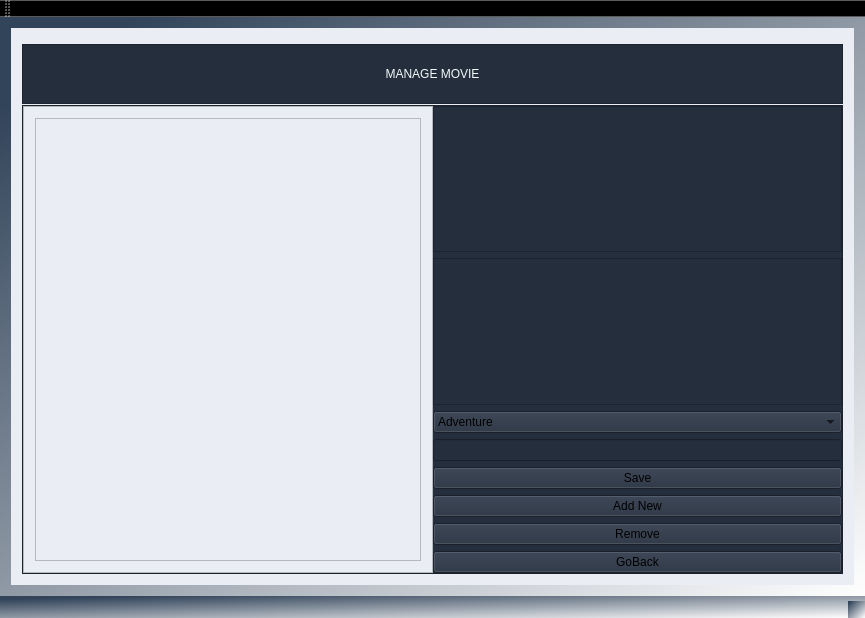
This is MovieTicketManagementSystem/MainWindow.ui in ZuzannaZawartka/movie-ticket-management-system as Qt 5 draws it before an edit. The edited form follows.
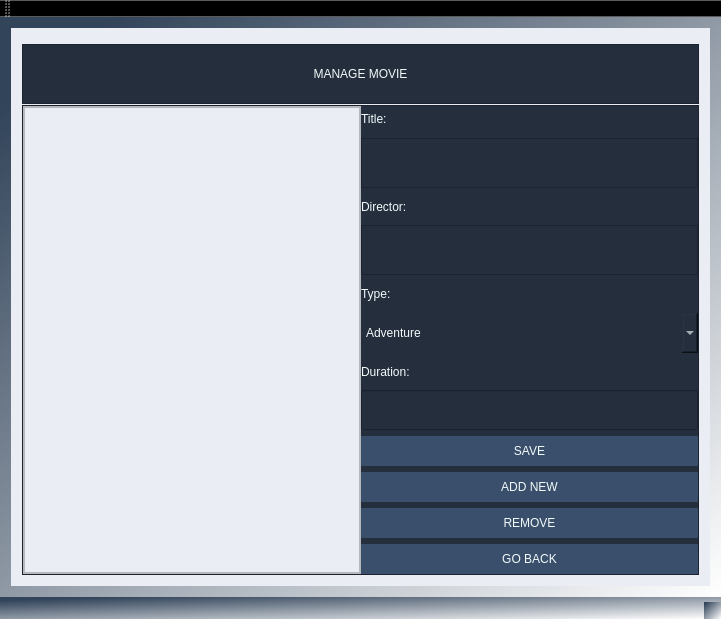
This is the edited form. The open tabs and pages were chosen to show the change.

Commit message: refactor: added some stylesheets to Manage Movie window

What changed in the file:
```diff
--- a/MovieTicketManagementSystem/MainWindow.ui
+++ b/MovieTicketManagementSystem/MainWindow.ui
@@ -6,8 +6,8 @@
    <rect>
     <x>0</x>
     <y>0</y>
-    <width>865</width>
-    <height>618</height>
+    <width>721</width>
+    <height>619</height>
    </rect>
   </property>
   <property name="windowTitle">
@@ -440,10 +440,31 @@
               <enum>QFrame::Shadow::Raised</enum>
              </property>
              <layout class="QVBoxLayout" name="verticalLayout_2">
+              <property name="spacing">
+               <number>0</number>
+              </property>
+              <property name="leftMargin">
+               <number>0</number>
+              </property>
+              <property name="topMargin">
+               <number>0</number>
+              </property>
+              <property name="rightMargin">
+               <number>0</number>
+              </property>
+              <property name="bottomMargin">
+               <number>0</number>
+              </property>
               <item>
                <layout class="QVBoxLayout" name="verticalLayout_4">
                 <item>
-                 <widget class="QTableWidget" name="manageMovieTableWidget"/>
+                 <widget class="QTableWidget" name="manageMovieTableWidget">
+                  <property name="styleSheet">
+                   <string notr="true">font: 900 12pt &quot;Source Sans Pro Black&quot;;
+color: rgb(36, 46, 61);
+</string>
+                  </property>
+                 </widget>
                 </item>
                </layout>
               </item>
@@ -456,13 +477,104 @@
            <item>
             <layout class="QVBoxLayout" name="verticalLayout_23">
              <item>
-              <widget class="QTextEdit" name="textTitleEdit"/>
+              <widget class="QLabel" name="titleLabel_2">
+               <property name="styleSheet">
+                <string notr="true">font: 900 10pt &quot;Source Sans Pro Black&quot;;
+color: rgb(243, 250, 250);
+background-color: rgb(36, 46, 61);</string>
+               </property>
+               <property name="text">
+                <string>Title:</string>
+               </property>
+              </widget>
              </item>
              <item>
-              <widget class="QTextEdit" name="textDirectorEdit"/>
+              <widget class="QTextEdit" name="textTitleEdit">
+               <property name="sizePolicy">
+                <sizepolicy hsizetype="Preferred" vsizetype="Preferred">
+                 <horstretch>0</horstretch>
+                 <verstretch>0</verstretch>
+                </sizepolicy>
+               </property>
+               <property name="minimumSize">
+                <size>
+                 <width>0</width>
+                 <height>50</height>
+                </size>
+               </property>
+               <property name="maximumSize">
+                <size>
+                 <width>16777215</width>
+                 <height>50</height>
+                </size>
+               </property>
+              </widget>
+             </item>
+             <item>
+              <widget class="QLabel" name="DirectorLabel">
+               <property name="styleSheet">
+                <string notr="true">font: 900 10pt &quot;Source Sans Pro Black&quot;;
+color: rgb(243, 250, 250);
+background-color: rgb(36, 46, 61);</string>
+               </property>
+               <property name="text">
+                <string>Director:</string>
+               </property>
+              </widget>
+             </item>
+             <item>
+              <widget class="QTextEdit" name="textDirectorEdit">
+               <property name="sizePolicy">
+                <sizepolicy hsizetype="Preferred" vsizetype="Preferred">
+                 <horstretch>0</horstretch>
+                 <verstretch>0</verstretch>
+                </sizepolicy>
+               </property>
+               <property name="minimumSize">
+                <size>
+                 <width>0</width>
+                 <height>50</height>
+                </size>
+               </property>
+               <property name="maximumSize">
+                <size>
+                 <width>16777215</width>
+                 <height>50</height>
+                </size>
+               </property>
+              </widget>
+             </item>
+             <item>
+              <widget class="QLabel" name="TypeLabel">
+               <property name="styleSheet">
+                <string notr="true">font: 900 10pt &quot;Source Sans Pro Black&quot;;
+color: rgb(243, 250, 250);
+background-color: rgb(36, 46, 61);</string>
+               </property>
+               <property name="text">
+                <string>Type:</string>
+               </property>
+              </widget>
              </item>
              <item>
               <widget class="QComboBox" name="chooseMovieTypeBox">
+               <property name="minimumSize">
+                <size>
+                 <width>0</width>
+                 <height>40</height>
+                </size>
+               </property>
+               <property name="maximumSize">
+                <size>
+                 <width>16777215</width>
+                 <height>40</height>
+                </size>
+               </property>
+               <property name="styleSheet">
+                <string notr="true">color: rgb(243, 250, 250);
+font: 10pt &quot;Franklin Gothic Demi&quot;;
+border-radius: 1px;</string>
+               </property>
                <item>
                 <property name="text">
                  <string>Adventure</string>
@@ -481,33 +593,112 @@
               </widget>
              </item>
              <item>
-              <widget class="QLineEdit" name="timeDurationLineEdit"/>
+              <widget class="QLabel" name="DurationLabel">
+               <property name="styleSheet">
+                <string notr="true">font: 900 10pt &quot;Source Sans Pro Black&quot;;
+color: rgb(243, 250, 250);
+background-color: rgb(36, 46, 61);</string>
+               </property>
+               <property name="text">
+                <string>Duration:</string>
+               </property>
+              </widget>
+             </item>
+             <item>
+              <widget class="QLineEdit" name="timeDurationLineEdit">
+               <property name="minimumSize">
+                <size>
+                 <width>0</width>
+                 <height>40</height>
+                </size>
+               </property>
+               <property name="maximumSize">
+                <size>
+                 <width>16777215</width>
+                 <height>40</height>
+                </size>
+               </property>
+              </widget>
              </item>
              <item>
               <widget class="QPushButton" name="saveMovieButton">
+               <property name="minimumSize">
+                <size>
+                 <width>0</width>
+                 <height>30</height>
+                </size>
+               </property>
+               <property name="maximumSize">
+                <size>
+                 <width>16777215</width>
+                 <height>30</height>
+                </size>
+               </property>
+               <property name="styleSheet">
+                <string notr="true">color: rgb(243, 250, 250);
+font: 10pt &quot;Franklin Gothic Demi&quot;;
+background-color: rgb(57, 79, 107);
+border-radius: 1px;</string>
+               </property>
                <property name="text">
-                <string>Save</string>
+                <string>SAVE</string>
                </property>
               </widget>
              </item>
              <item>
               <widget class="QPushButton" name="addMovieToDatabase">
+               <property name="minimumSize">
+                <size>
+                 <width>0</width>
+                 <height>30</height>
+                </size>
+               </property>
+               <property name="styleSheet">
+                <string notr="true">color: rgb(243, 250, 250);
+font: 10pt &quot;Franklin Gothic Demi&quot;;
+background-color: rgb(57, 79, 107);
+border-radius: 1px;</string>
+               </property>
                <property name="text">
-                <string>Add New</string>
+                <string>ADD NEW</string>
                </property>
               </widget>
              </item>
              <item>
               <widget class="QPushButton" name="removeMovieButon">
+               <property name="minimumSize">
+                <size>
+                 <width>0</width>
+                 <height>30</height>
+                </size>
+               </property>
+               <property name="styleSheet">
+                <string notr="true">color: rgb(243, 250, 250);
+font: 10pt &quot;Franklin Gothic Demi&quot;;
+background-color: rgb(57, 79, 107);
+border-radius: 1px;</string>
+               </property>
                <property name="text">
-                <string>Remove</string>
+                <string>REMOVE</string>
                </property>
               </widget>
              </item>
              <item>
               <widget class="QPushButton" name="manageMovieGoBackButton">
+               <property name="minimumSize">
+                <size>
+                 <width>0</width>
+                 <height>30</height>
+                </size>
+               </property>
+               <property name="styleSheet">
+                <string notr="true">color: rgb(243, 250, 250);
+font: 10pt &quot;Franklin Gothic Demi&quot;;
+background-color: rgb(57, 79, 107);
+border-radius: 1px;</string>
+               </property>
                <property name="text">
-                <string>GoBack</string>
+                <string>GO BACK</string>
                </property>
               </widget>
              </item>
```
Left out of the diff: 2 changed lines with no effect on the pictures. The commit also changes 1 other file.
